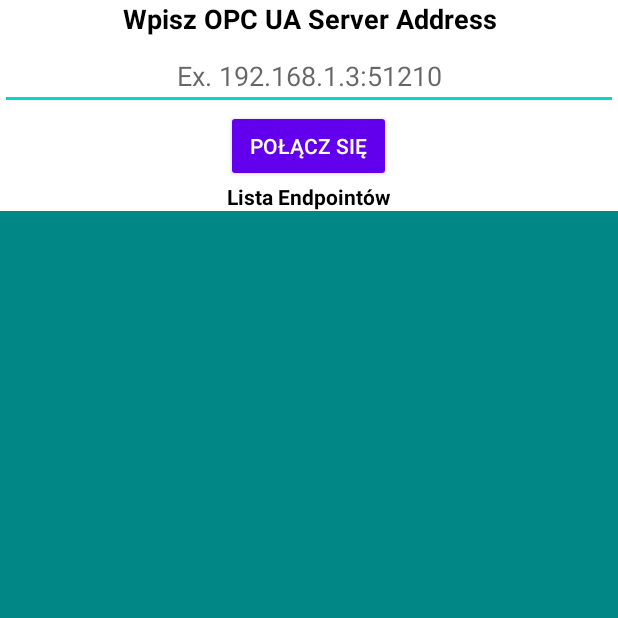
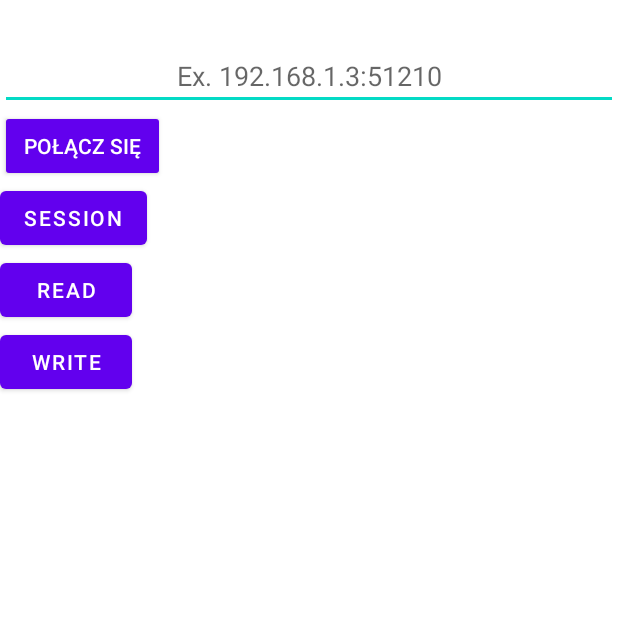
Before and after one commit to JakubManka/InteligentBuilding, an Android app: the OpcuaActivity screen opened directly, with no data from a screen before it, on a phone screen of 412 x 824 dp, the top half of it. Run offline under Robolectric (Android 15) with nearby library versions, the phone set to English and light mode, and no system bars; libraries missing offline, so code that uses them is left out: org.opcfoundation.ua; pictures from the network do not load; 16 statements that could not run were skipped.

Commit message:
add possibility to read and write

```diff
--- a/app/build.gradle
+++ b/app/build.gradle
@@ -64,8 +64,8 @@ dependencies {
     implementation group: 'org.bouncycastle', name: 'bcprov-jdk15on', version: '1.64'
     implementation group: 'org.bouncycastle', name: 'bcpkix-jdk15on', version: '1.64'
 //
-//    implementation group: 'org.apache.httpcomponents', name: 'httpcore-nio', version: '4.4.13'
-//    implementation group: 'org.apache.httpcomponents', name: 'httpcore', version: '4.4.13'
+    implementation group: 'org.apache.httpcomponents', name: 'httpcore-nio', version: '4.4.13'
+    implementation group: 'org.apache.httpcomponents', name: 'httpcore', version: '4.4.13'
     // https://mvnrepository.com/artifact/org.apache.httpcomponents/httpcore-nio
     implementation group: 'org.apache.httpcomponents', name: 'httpcore-nio', version: '4.4.14'
 // https://mvnrepository.com/artifact/org.apache.httpcomponents/httpcore
--- a/app/src/main/res/layout/activity_opcua.xml
+++ b/app/src/main/res/layout/activity_opcua.xml
@@ -1,8 +1,9 @@
 <?xml version="1.0" encoding="utf-8"?>
-<RelativeLayout xmlns:android="http://schemas.android.com/apk/res/android"
+<LinearLayout xmlns:android="http://schemas.android.com/apk/res/android"
     xmlns:tools="http://schemas.android.com/tools"
     android:layout_width="match_parent"
     android:layout_height="match_parent"
+    android:orientation="vertical"
     tools:context=".activity.OpcuaActivity">
 
     <EditText
@@ -19,44 +20,69 @@
 
     <Button
         android:id="@+id/btnConnect"
+        style="@style/Widget.AppCompat.Button.Colored"
         android:layout_width="wrap_content"
         android:layout_height="wrap_content"
         android:layout_below="@+id/edtURL"
         android:layout_centerHorizontal="true"
-        android:text="@string/connect"
-        style="@style/Widget.AppCompat.Button.Colored"/>
+        android:text="@string/connect" />
 
-    <TextView
-        android:id="@+id/textView"
+<!--    <TextView-->
+<!--        android:id="@+id/textView"-->
+<!--        android:layout_width="wrap_content"-->
+<!--        android:layout_height="wrap_content"-->
+<!--        android:layout_alignParentTop="true"-->
+<!--        android:layout_centerHorizontal="true"-->
+<!--        android:text="@string/OPCTopMessage"-->
+<!--        android:textAlignment="center"-->
+<!--        android:textColor="@android:color/black"-->
+<!--        android:textSize="18sp"-->
+<!--        android:textStyle="bold" />-->
+
+<!--    <TextView-->
+<!--        android:id="@+id/textView2"-->
+<!--        android:layout_width="wrap_content"-->
+<!--        android:layout_height="wrap_content"-->
+<!--        android:layout_below="@+id/btnConnect"-->
+<!--        android:layout_centerHorizontal="true"-->
+<!--        android:text="@string/list_endpoint"-->
+<!--        android:textAlignment="center"-->
+<!--        android:textColor="@android:color/black"-->
+<!--        android:textStyle="bold" />-->
+
+<!--    <ListView-->
+<!--        android:id="@+id/ListEndpoints"-->
+<!--        android:layout_width="match_parent"-->
+<!--        android:layout_height="match_parent"-->
+<!--        android:layout_below="@+id/textView2"-->
+<!--        android:layout_alignParentStart="true"-->
+<!--        android:background="@color/teal_700"-->
+<!--        android:scrollbars="vertical"-->
+<!--        android:visibility="visible">-->
+
+<!--        <Button-->
+<!--            android:layout_width="wrap_content"-->
+<!--            android:layout_height="wrap_content"-->
+<!--            android:layout_margin="40dp"-->
+<!--            android:gravity="center" />-->
+<!--    </ListView>-->
+
+    <Button
         android:layout_width="wrap_content"
         android:layout_height="wrap_content"
-        android:layout_alignParentTop="true"
-        android:layout_centerHorizontal="true"
-        android:text="@string/OPCTopMessage"
-        android:textAlignment="center"
-        android:textColor="@android:color/black"
-        android:textSize="18sp"
-        android:textStyle="bold" />
+        android:onClick="handleSession"
+        android:text="session"/>
 
-    <TextView
-        android:id="@+id/textView2"
+    <Button
         android:layout_width="wrap_content"
         android:layout_height="wrap_content"
-        android:layout_below="@+id/btnConnect"
-        android:layout_centerHorizontal="true"
-        android:text="@string/list_endpoint"
-        android:textAlignment="center"
-        android:textColor="@android:color/black"
-        android:textStyle="bold" />
+        android:onClick="handleRead"
+        android:text="read"/>
 
-    <ListView
-        android:id="@+id/ListEndpoints"
-        android:layout_width="match_parent"
-        android:layout_height="match_parent"
-        android:layout_alignParentStart="true"
-        android:layout_below="@+id/textView2"
-        android:background="@color/teal_700"
-        android:scrollbars="vertical"
-        android:visibility="visible" />
+    <Button
+        android:layout_width="wrap_content"
+        android:layout_height="wrap_content"
+        android:onClick="handleWrite"
+        android:text="write"/>
 
-</RelativeLayout>
+</LinearLayout>
```
Also changed, not shown: app/src/main/java/pwr/inteligentbuilding/activity/OpcuaActivity.java (+100 -2 lines).
